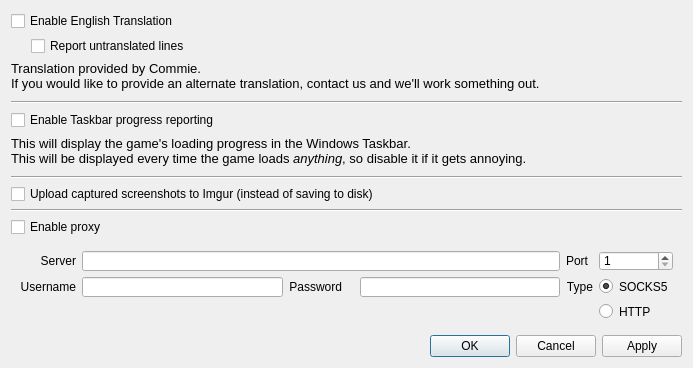
Old version of the form forms/KVSettingsDialog.ui in the repository KanColleTool/kct-viewer.
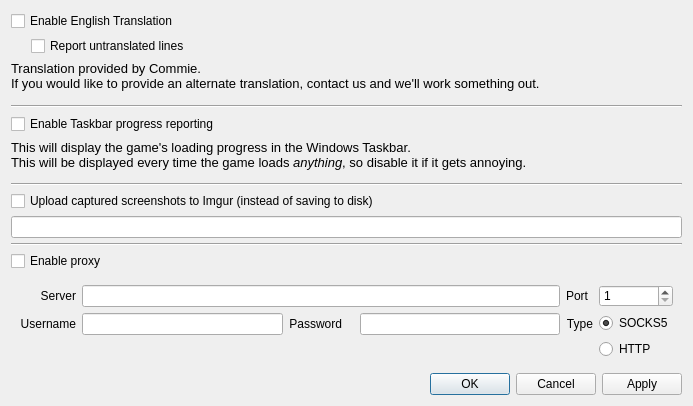
New version of the form.

Commit message: Custom screenshots path

```diff
--- a/forms/KVSettingsDialog.ui
+++ b/forms/KVSettingsDialog.ui
@@ -10,7 +10,7 @@
     <x>0</x>
     <y>0</y>
     <width>693</width>
-    <height>368</height>
+    <height>406</height>
    </rect>
   </property>
   <property name="windowTitle">
@@ -137,8 +137,6 @@
     </spacer>
    </item>
    <item>
-    <layout class="QVBoxLayout" name="screenshotContainer">
-     <item>
       <widget class="Line" name="line_3">
        <property name="orientation">
         <enum>Qt::Horizontal</enum>
@@ -152,6 +150,11 @@
        </property>
       </widget>
      </item>
+   <item>
+    <layout class="QVBoxLayout" name="screenshotsPathContainer">
+     <item>
+      <widget class="QLineEdit" name="screenshotsPathEdit"/>
+     </item>
     </layout>
    </item>
    <item>
```
Left out of the diff: 31 changed lines with no effect on the pictures. Lines whose indentation alone changed are shown as unchanged. The commit also changes 6 other files.
